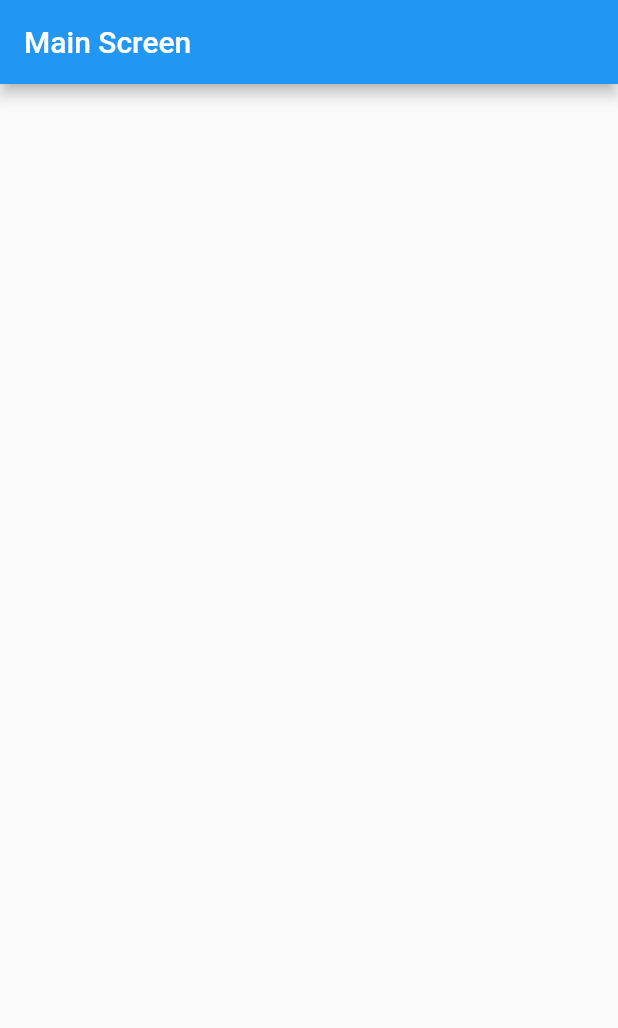
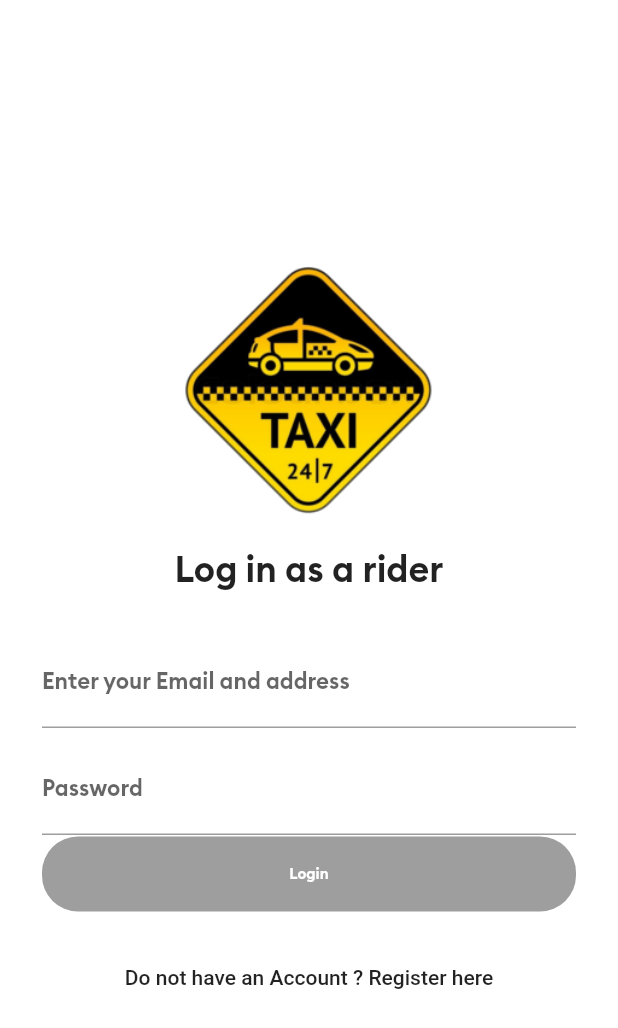
Before and after one commit to BeautyOfPrograming/taxi_app, a Flutter app: the screen it shows after launch, on a phone screen of 412 x 824 dp. Shown: the top 1028 px of the screen. Run offline on Flutter 3.47's test engine with Material 2 defaults, Android fonts, the phone set to English and light mode, and no system bars; missing offline and left inert: dart:html; Roboto replaces fonts that are missing (Signatra).

Commit message:
19-2-1400

```diff
--- /dev/null
+++ b/lib/AllScreens/LoginScreen.dart
@@ -0,0 +1,92 @@
+import 'dart:html';
+
+import 'package:flutter/material.dart';
+
+class LoginScreen extends StatelessWidget {
+  @override
+  Widget build(BuildContext context) {
+    return Scaffold(
+      backgroundColor: Colors.white,
+      body: SingleChildScrollView(
+        child: Padding(
+          padding:  EdgeInsets.all(8.0),
+          child: Column(
+            children: [
+              SizedBox(
+                height: 150.0,
+              ),
+              Image(
+                image: AssetImage("images/logo.png"),
+                width: 385,
+                height: 205,
+                alignment: Alignment.center,
+              ),
+              SizedBox(height: 1.0),
+              Text(
+                "Log in as a rider",
+                style: TextStyle(fontSize: 24.0, fontFamily: "Brand Bold"),
+                textAlign: TextAlign.center,
+              ),
+              Padding(
+                padding: EdgeInsets.all(20.0),
+                child: Column(
+                  children: [
+                    SizedBox(height: 10.1),
+                    TextFormField(
+                      keyboardType: TextInputType.emailAddress,
+                      decoration: InputDecoration(
+                        labelText: "Enter your Email and address",
+                        labelStyle:
+                            TextStyle(fontSize: 15, fontFamily: "Brand Bold"),
+                        hintStyle: TextStyle(
+                          fontSize: 15,
+                        ),
+                      ),
+                      style: TextStyle(fontSize: 19),
+                    ),
+                    SizedBox(height: 10.1),
+                    TextFormField(
+                      obscureText: true,
+                      decoration: InputDecoration(
+                        labelText: "Password",
+                        labelStyle:
+                            TextStyle(fontSize: 15, fontFamily: "Brand Bold"),
+                        hintStyle: TextStyle(
+                          fontSize: 15,
+                        ),
+                      ),
+                      style: TextStyle(fontSize: 19),
+                    ),
+                    SizedBox(height: 1.0),
+                    RaisedButton(
+                      color: Colors.yellow,
+                      textColor: Colors.white,
+                      child: Container(
+                        height: 50.0,
+                        child: Center(
+                          child: Text(
+                            "Login",
+                            style:
+                                TextStyle(fontSize: 10.0, fontFamily: "Brand Bold"),
+                          ),
+                        ),
+                      ),
+                      shape: new RoundedRectangleBorder(
+                          borderRadius: new BorderRadius.circular(24.0)),
+                    )
+                  ],
+                ),
+              ),
+              FlatButton(
+                onPressed: () {
+                  print("clicked me");
+                },
+                child: Text("Do not have an Account ? Register here"),
+              ),
+            ],
+          ),
+        ),
+      ),
+    );
+  }
+}
--- a/lib/main.dart
+++ b/lib/main.dart
@@ -1,6 +1,8 @@
 import 'package:flutter/material.dart';
 
 import 'AllScreens/MainScreen.dart';
+import 'AllScreens/LoginScreen.dart';
+
 
 void main() {
   runApp(MyApp());
@@ -11,12 +13,12 @@
   @override
   Widget build(BuildContext context) {
     return MaterialApp(
-      title: 'Flutter Demo',
+      title: 'taxi driver app',
       theme: ThemeData(
         fontFamily: "Signatra",
         primarySwatch: Colors.blue,
       ),
-      home: MainScreen(),
+      home: LoginScreen(),
     );
   }
 }
```
